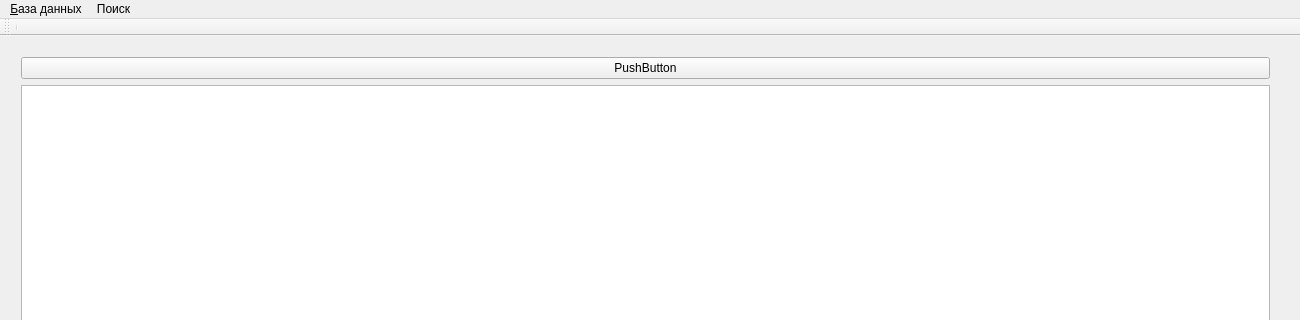
Before: the Qt Designer form mainwindow.ui in hays0503/Library, drawn with Qt 5; both pictures show x 0 to 1300 and y 0 to 320 of the 1300 by 700 pixel window.
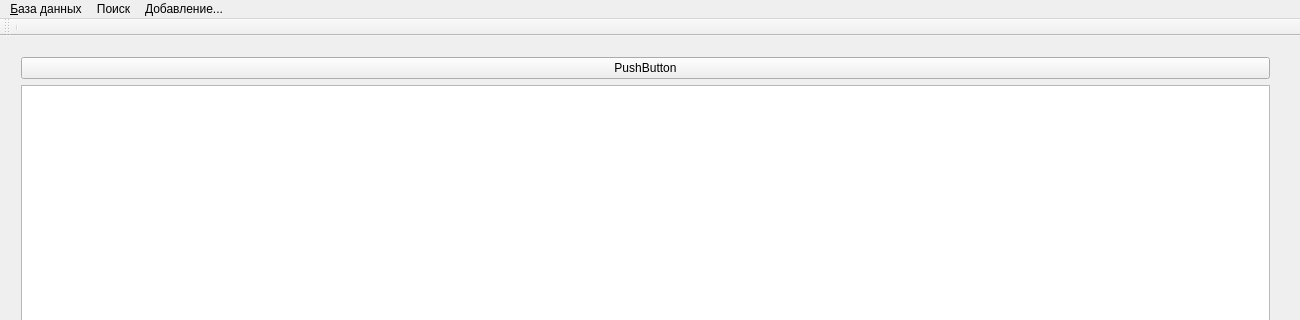
After: the same form once the commit is applied.

The edit to the form file:
```diff
--- a/mainwindow.ui
+++ b/mainwindow.ui
@@ -152,8 +152,15 @@
     <addaction name="Search_in_database"/>
     <addaction name="Filter"/>
    </widget>
+   <widget class="QMenu" name="menu">
+    <property name="title">
+     <string>Добавление...</string>
+    </property>
+    <addaction name="action"/>
+   </widget>
    <addaction name="menu_database"/>
    <addaction name="menu_database_search"/>
+   <addaction name="menu"/>
   </widget>
   <widget class="QToolBar" name="mainToolBar">
    <attribute name="toolBarArea">
```
Left out of the diff: 5 changed lines with no effect on the pictures.
